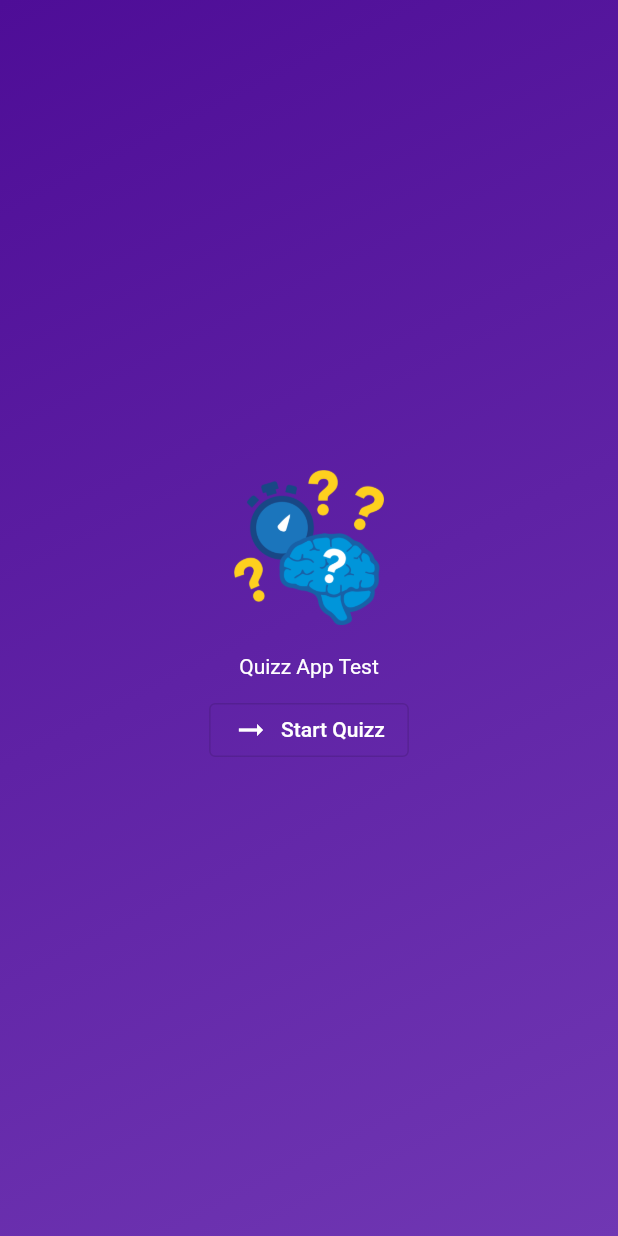
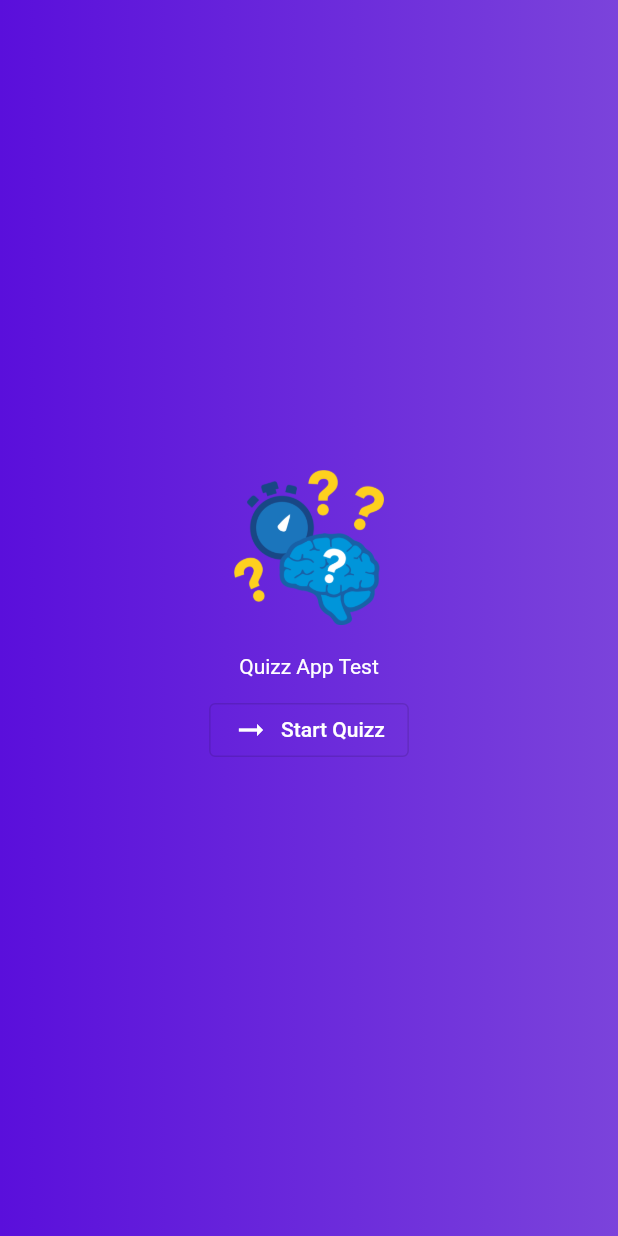
Before and after one commit to mishad01/Flutter-Project, a Flutter app: the screen it shows after launch, on a phone screen of 412 x 824 dp. Run offline on Flutter 3.47's test engine with Material 2 defaults, Android fonts, the phone set to English and light mode, and no system bars; our stand-ins replace google_fonts.

Commit message:
file added

```diff
--- a/quizz_app/lib/main.dart
+++ b/quizz_app/lib/main.dart
@@ -2,5 +2,5 @@ import 'package:flutter/material.dart';
 import 'package:quizz_app/quiz.dart';
 
 void main() {
-  runApp(quiz());
+  runApp(quizz());
 }
--- a/quizz_app/lib/quiz.dart
+++ b/quizz_app/lib/quiz.dart
@@ -2,68 +2,53 @@ import 'package:flutter/material.dart';
 import 'package:quizz_app/questions_screen.dart';
 import 'package:quizz_app/startScreen.dart';
 
-class quiz extends StatefulWidget {
-  const quiz({super.key});
-
-  State<quiz> createState() {
-    return _quizzState();
+class quizz extends StatefulWidget {
+  quizz({super.key});
+  @override
+  State<quizz> createState() {
+    return _quizz();
   }
 }
 
-class _quizzState extends State<quiz> {
-  //var activeScreen =StartScreen(); //we can store widgets in variables because widgets are objects and objects are regular number in dart
-  //Widget? activeScreen; //by adding ? we can say active screen can also be null
-  //Ternary Expressions
-  //@override
+class _quizz extends State<quizz> {
+  // Widget? activeScreen;
+
+  // @override
   // void initState() {
-  //   //Executed by Flutter when the StatefulWidget's State object is initialized
-  //   //Its use for some initialization work..Which only wroks one
   //   activeScreen = StartScreen(switchScreen);
-  //   super
-  //       .initState(); //It makes sure in the parent class ,in state class initstate is executed as well to allow flutter to do its additional initializarion that might be performed in thtat parent class
+  //   super.initState();
   // }
-  //ALternative of InitState()
 
   var activeScreen = 'start-screen';
 
-  final List<String> selectedAnswers = [];
-
   void switchScreen() {
     setState(() {
-      //activeScreen = const questionScreen();
-      activeScreen = 'questions-screen';
+      activeScreen = 'question-screen';
     });
   }
 
-  void chooseAnswer(String answer) {
-    //Here I expect to get the selected answer which should be type string
-    selectedAnswers.add(answer);
-  }
-
   @override
-  Widget build(context) {
-    //build(): Executed by Flutter when the Widget is built for the first time AND after setState() was called.
-
+  Widget build(BuildContext context) {
     Widget screenWidget = StartScreen(switchScreen);
     if (activeScreen == 'question-screen') {
-      screenWidget = questionScreen(onSelectAnswer: chooseAnswer);
+      screenWidget = questionScreen();
     }
-    return MaterialApp(
+    return SizedBox(
+      child: MaterialApp(
         home: Scaffold(
           body: Container(
             decoration: const BoxDecoration(
               gradient: LinearGradient(
                 colors: [
-                Color.fromARGB(255, 78, 13, 151),
-                Color.fromARGB(255, 112, 55, 179),
+                  const Color.fromARGB(255, 90, 15, 219),
+                  const Color.fromARGB(255, 123, 67, 219)
                 ],
-              begin: Alignment.topLeft,
-              end: Alignment.bottomRight,
               ),
             ),
             child: screenWidget,
           ),
         ),
+      ),
     );
   }
 }
```
Also changed, not shown: quizz_app/lib/questions_screen.dart (+5 -7 lines). Lines whose indentation alone changed are shown as unchanged.
